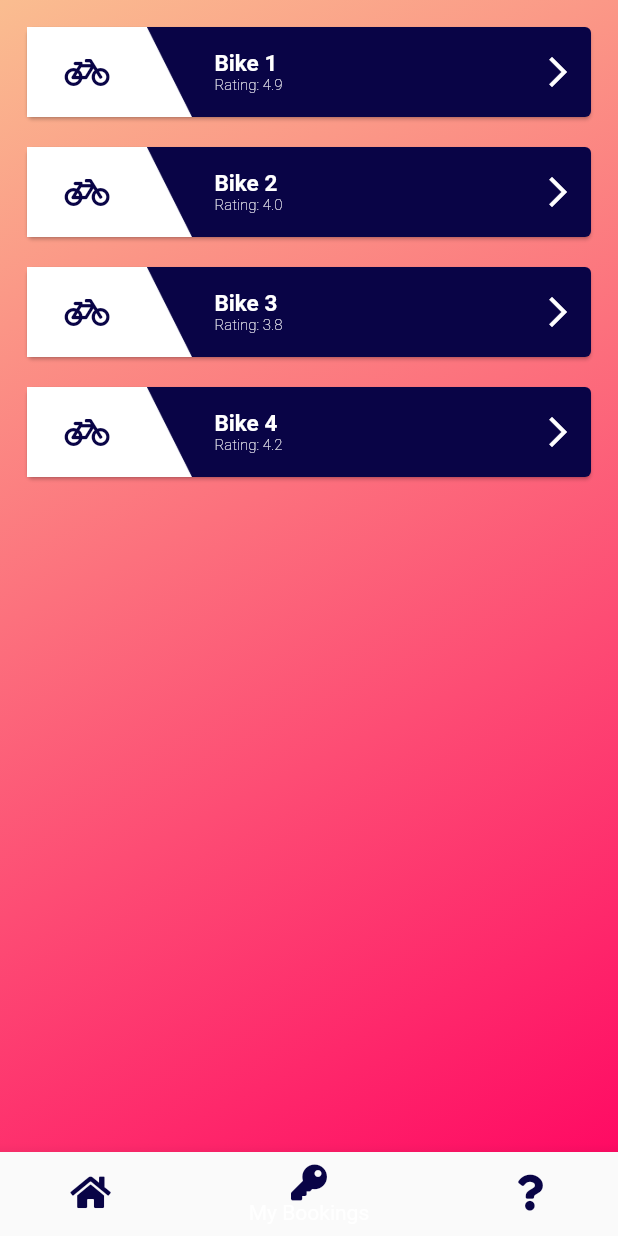
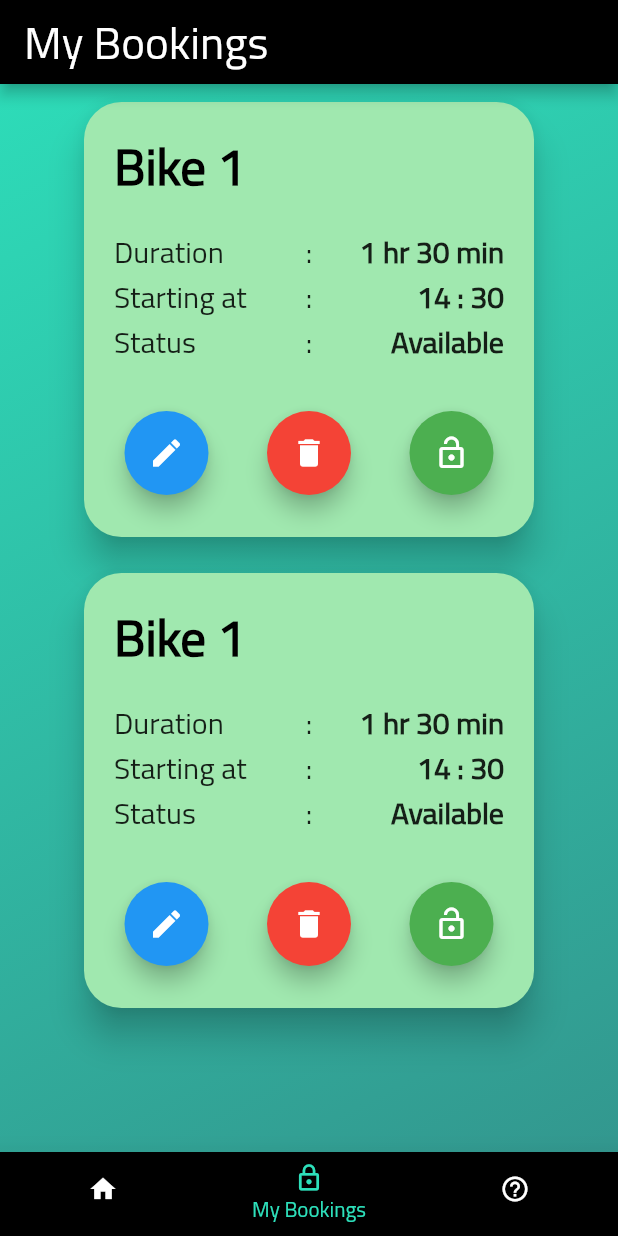
Before and after one commit to tharindu-nw/ev_project_app, a Flutter app: the screen it shows after launch, item 2 of the bottom bar chosen, on a phone screen of 412 x 824 dp. Run offline on Flutter 3.47's test engine with Material 2 defaults, Android fonts, the phone set to English and light mode, and no system bars; our stand-ins replace font_awesome_flutter.

Commit message:
Finished Home and Booking screens, implemented basic routing

```diff
--- a/lib/app.dart
+++ /dev/null
@@ -1,17 +0,0 @@
-import 'package:flutter/material.dart';
-import 'screens/login_screen.dart';
-import 'screens/home_screen.dart';
-
-class App extends StatelessWidget {
-  @override
-  Widget build(BuildContext context) {
-    return MaterialApp(
-      debugShowCheckedModeBanner: false,
-      theme: ThemeData(
-        fontFamily: "TitilliumWebReg",
-        textTheme: Theme.of(context).textTheme,
-      ),
-      home: HomeScreen(),
-    );
-  }
-}
--- /dev/null
+++ b/lib/routes.dart
@@ -0,0 +1,26 @@
+import 'package:flutter/material.dart';
+import 'screens/login_screen.dart';
+import 'screens/home_screen.dart';
+import 'screens/bookings_screen.dart';
+
+class Routes {
+  var routes = <String, WidgetBuilder>{
+    "/": (BuildContext context) => new HomeScreen(),
+    "/available": (BuildContext context) => new HomeScreen(),
+    "/bookings": (BuildContext context) => new BookingScreen(),
+    "/login": (BuildContext context) => new LoginScreen(),
+  };
+
+  Routes() {
+    runApp(
+      MaterialApp(
+        debugShowCheckedModeBanner: false,
+        theme: ThemeData(
+          fontFamily: "TitilliumWebReg",
+        ),
+        initialRoute: "/",
+        routes: routes,
+      ),
+    );
+  }
+}
--- /dev/null
+++ b/lib/screens/bookings_screen.dart
@@ -0,0 +1,230 @@
+import 'package:flutter/cupertino.dart';
+import 'package:flutter/material.dart';
+import 'package:ev_app/style/color_theme.dart' as CT;
+import 'package:ev_app/utils/mock_data.dart';
+import 'package:ev_app/widgets/navigation/navbar.dart';
+
+class BookingScreen extends StatefulWidget {
+  @override
+  _BookingScreenState createState() => _BookingScreenState();
+}
+
+class _BookingScreenState extends State<BookingScreen> {
+  var _cIndex = 1;
+
+  void _incrementTab(index) {
+    setState(() {
+      _cIndex = index;
+    });
+  }
+
+  @override
+  Widget build(BuildContext context) {
+    return Material(
+      child: Container(
+        width: MediaQuery.of(context).size.width,
+        height: MediaQuery.of(context).size.height,
+        decoration: BoxDecoration(
+          gradient: CT.ColorTheme.loginGradient,
+        ),
+        child: Scaffold(
+            backgroundColor: Colors.transparent,
+            appBar: _buildAppbar(),
+            body: Column(
+              children: <Widget>[
+                Expanded(
+                  child: _buildBookings(),
+                ),
+              ],
+            ),
+            bottomNavigationBar: Navbar(
+              currentIndex: 1,
+            )),
+      ),
+    );
+  }
+
+  Widget _buildBookings() {
+    return ListView.builder(
+        itemCount: mockData.bookings.length,
+        itemBuilder: (BuildContext context, int index) {
+          return Padding(
+            padding: const EdgeInsets.all(8.0),
+            child: Stack(
+              alignment: Alignment.topCenter,
+              overflow: Overflow.visible,
+              children: <Widget>[
+                Card(
+                  elevation: 10.0,
+                  color: CT.ColorTheme.cardBackground,
+                  shape: RoundedRectangleBorder(
+                    borderRadius: BorderRadius.circular(25.0),
+                  ),
+                  child: Container(
+                    width: 300,
+                    height: 290,
+                    child: Padding(
+                      padding: const EdgeInsets.symmetric(
+                          vertical: 16.0, horizontal: 20.0),
+                      child: Column(
+                        children: <Widget>[
+                          Align(
+                            alignment: Alignment.topLeft,
+                            child: Text(
+                              mockData.bookings[index][0],
+                              style: Theme.of(context).textTheme.display1.apply(
+                                    fontWeightDelta: 600,
+                                    color: Colors.black,
+                                  ),
+                              textAlign: TextAlign.left,
+                            ),
+                          ),
+                          Padding(
+                            padding:
+                                const EdgeInsets.only(top: 16.0, bottom: 16.0),
+                            child: Table(
+                              defaultColumnWidth: FlexColumnWidth(1.0),
+                              columnWidths: {1: FractionColumnWidth(0.2)},
+                              children: <TableRow>[
+                                TableRow(
+                                  children: <Widget>[
+                                    Text(
+                                      "Duration",
+                                      style: TextStyle(
+                                        fontSize: 20,
+                                      ),
+                                    ),
+                                    Text(
+                                      ":",
+                                      textAlign: TextAlign.center,
+                                      style: TextStyle(
+                                        fontSize: 20,
+                                      ),
+                                    ),
+                                    Text(
+                                      "1 hr 30 min",
+                                      textAlign: TextAlign.right,
+                                      style: TextStyle(
+                                        fontSize: 20,
+                                        fontWeight: FontWeight.bold,
+                                      ),
+                                    ),
+                                  ],
+                                ),
+                                TableRow(
+                                  children: <Widget>[
+                                    Text(
+                                      "Starting at",
+                                      style: TextStyle(
+                                        fontSize: 20,
+                                      ),
+                                    ),
+                                    Text(
+                                      ":",
+                                      textAlign: TextAlign.center,
+                                      style: TextStyle(
+                                        fontSize: 20,
+                                      ),
+                                    ),
+                                    Text(
+                                      "14 : 30",
+                                      textAlign: TextAlign.right,
+                                      style: TextStyle(
+                                        fontSize: 20,
+                                        fontWeight: FontWeight.bold,
+                                      ),
+                                    ),
+                                  ],
+                                ),
+                                TableRow(
+                                  children: <Widget>[
+                                    Text(
+                                      "Status",
+                                      style: TextStyle(
+                                        fontSize: 20,
+                                      ),
+                                    ),
+                                    Text(
+                                      ":",
+                                      textAlign: TextAlign.center,
+                                      style: TextStyle(
+                                        fontSize: 20,
+                                      ),
+                                    ),
+                                    Text(
+                                      "Available",
+                                      textAlign: TextAlign.right,
+                                      style: TextStyle(
+                                        fontSize: 20,
+                                        fontWeight: FontWeight.bold,
+                                      ),
+                                    ),
+                                  ],
+                                ),
+                              ],
+                            ),
+                          ),
+                        ],
+                      ),
+                    ),
+                  ),
+                ),
+                Column(
+                  children: <Widget>[
+                    Row(
+                      mainAxisAlignment: MainAxisAlignment.spaceBetween,
+                      // mainAxisSize: MainAxisSize.min,
+                      children: <Widget>[
+                        Container(
+                          margin: EdgeInsets.only(top: 210.0, left: 75.0),
+                          child: FloatingActionButton(
+                            heroTag: "Edit${index}",
+                            child: Icon(Icons.edit),
+                            backgroundColor: Colors.blue,
+                            onPressed: _onPressed(),
+                          ),
+                        ),
+                        Container(
+                          margin: EdgeInsets.only(top: 210.0),
+                          child: FloatingActionButton(
+                            heroTag: "Delete${index}",
+                            child: Icon(Icons.delete),
+                            backgroundColor: Colors.red,
+                            onPressed: _onPressed(),
+                          ),
+                        ),
+                        Container(
+                          margin: EdgeInsets.only(top: 210.0, right: 75.0),
+                          child: FloatingActionButton(
+                            heroTag: "Unlock${index}",
+                            child: Icon(Icons.lock_open),
+                            backgroundColor: Colors.green,
+                            onPressed: _onPressed(),
+                          ),
+                        ),
+                      ],
+                    ),
+                  ],
+                ),
+              ],
+            ),
+          );
+        });
+  }
+
+  Widget _buildAppbar() {
+    return AppBar(
+      backgroundColor: Colors.black,
+      title: Text(
+        "My Bookings",
+        style: TextStyle(
+          color: Colors.white,
+          fontWeight: FontWeight.w300,
+          fontSize: 30.0,
+        ),
+      ),
+    );
+  }
+
+  _onPressed() {}
+}
--- a/lib/screens/home_screen.dart
+++ b/lib/screens/home_screen.dart
@@ -1,13 +1,11 @@
+import 'package:flutter/cupertino.dart';
 import 'package:flutter/material.dart';
 import 'package:ev_app/style/color_theme.dart' as CT;
 import 'package:font_awesome_flutter/font_awesome_flutter.dart';
 import 'package:flutter/services.dart';
-import 'package:ev_app/components/cards/easyBadgeCard.dart';
+import 'package:ev_app/widgets/cards/easyBadgeCard.dart';
 import 'package:ev_app/utils/mock_data.dart';
-
-final _padding = EdgeInsets.only(top: 20.0);
-final _bigPadding = EdgeInsets.fromLTRB(0.0, 60.0, 0.0, 0.0);
-final _themeColor = Color(0xFF090446);
+import 'package:ev_app/widgets/navigation/navbar.dart';
 
 class HomeScreen extends StatefulWidget {
   _HomeScreenState createState() => new _HomeScreenState();
@@ -15,12 +13,6 @@ class HomeScreen extends StatefulWidget {
 
 class _HomeScreenState extends State<HomeScreen> {
   var _cIndex = 0;
-
-  void _incrementTab(index) {
-    setState(() {
-      _cIndex = index;
-    });
-  }
 
   @override
   void initState() {
@@ -36,102 +28,58 @@ class _HomeScreenState extends State<HomeScreen> {
   Widget build(BuildContext context) {
     return Material(
       child: Scaffold(
+          appBar: _buildAppbar(),
           body: NotificationListener<OverscrollIndicatorNotification>(
             onNotification: (overscroll) {
               overscroll.disallowGlow();
             },
-          child: SingleChildScrollView(
             child: Container(
-              child: Column(
-                crossAxisAlignment: CrossAxisAlignment.center,
-                mainAxisSize: MainAxisSize.max,
-                // mainAxisAlignment: MainAxisAlignment.end,
-                children: <Widget>[
-                  _buildCycleList(),
-                ],
+              width: MediaQuery.of(context).size.width,
+              height: MediaQuery.of(context).size.height,
+              decoration: BoxDecoration(
+                gradient: CT.ColorTheme.loginGradient,
               ),
-              //  color: Colors.white,
+              child: _buildCycleList(),
             ),
           ),
+          bottomNavigationBar: Navbar(
+            currentIndex: 0,
+          )),
+    );
+  }
+
+  Widget _buildAppbar() {
+    return AppBar(
+      backgroundColor: Colors.black,
+      title: Text(
+        "Available Bikes",
+        style: TextStyle(
+          color: Colors.white,
+          fontWeight: FontWeight.w300,
+          fontSize: 30.0,
         ),
-        bottomNavigationBar: _buildNavBar(),
       ),
     );
   }
 
-  Widget _buildNavBar() {
-    return BottomNavigationBar(
-      currentIndex: _cIndex,
-      type: BottomNavigationBarType.shifting,
-      items: [
-        BottomNavigationBarItem(
-          icon: Icon(
-            FontAwesomeIcons.home,
-            color: _themeColor,
-          ),
-          title: Text(
-            "Available",
-            style: TextStyle(
-              color: _themeColor,
-            ),
-          ),
-        ),
-        BottomNavigationBarItem(
-          icon: Icon(
-            FontAwesomeIcons.key,
-            color: _themeColor,
-          ),
-          title: Text(
-            "My Bookings",
-            style: TextStyle(
-              color: _themeColor,
-            ),
-          ),
-        ),
-        BottomNavigationBarItem(
-          icon: Icon(
-            FontAwesomeIcons.question,
-            color: _themeColor,
-          ),
-          title: Text(
-            "Help",
-            style: TextStyle(
-              color: _themeColor,
-            ),
-          ),
-        ),
-      ],
-      onTap: (index) {
-        _incrementTab(index);
-      },
-    );
-  }
-
   Widget _buildCycleList() {
-    return Container(
-      width: MediaQuery.of(context).size.width,
-      height: MediaQuery.of(context).size.height,
-      decoration: BoxDecoration(
-        gradient: CT.ColorTheme.homeGradient,
-      ),
-      child: ListView.builder(
+    return ListView.builder(
       padding: const EdgeInsets.all(8.0),
       itemCount: mockData.bikes.length,
       itemBuilder: (BuildContext context, int index) {
         return EasyBadgeCard(
           leftBadge: Colors.white,
           prefixIcon: FontAwesomeIcons.bicycle,
-            prefixIconColor: _themeColor,
-            backgroundColor: _themeColor,
+          prefixIconColor: Color(0xFF160F29),
+          backgroundColor: CT.ColorTheme.cardBackground,
           title: mockData.bikes[index][0],
           description: 'Rating: ${mockData.bikes[index][1]}',
-            titleColor: Colors.white,
-            descriptionColor: Colors.white,
+          titleColor: Color(0xFF160F29),
+          descriptionColor: Color(0xFF160F29),
           suffixIcon: Icons.arrow_forward_ios,
-            suffixIconColor: Colors.white,
+          suffixIconColor: Color(0xFF160F29),
         );
       },
-      ),
     );
   }
 }
--- a/lib/style/color_theme.dart
+++ b/lib/style/color_theme.dart
@@ -3,8 +3,13 @@ import 'package:flutter/material.dart';
 class ColorTheme {
   static const Color loginGradientStart = const Color(0xFF2DE0BB);
   static const Color loginGradientEnd = const Color(0xFF33938C);
-  static const Color homeGradientStart = const Color(0xFFFABD90);
-  static const Color homeGradientEnd = const Color(0xFFFF0061);
+  static const Color homeGradientStart = const Color(0xFFFFD346);
+  static const Color homeGradientEnd = const Color(0xFFFF944C);
+  static const Color bookingGradientEnd = const Color(0xFF589CFF);
+  static const Color bookingGradientStart = const Color(0xFF5966FF);
+  static const Color themeColor = const Color(0xFF090446);
+  static const Color barColor = const Color(0xFF011627);
+  static const Color cardBackground = const Color(0xFFA0E8AF);
 
   static const loginGradient = LinearGradient(
     colors: [
@@ -27,4 +32,14 @@ class ColorTheme {
     end: Alignment.bottomRight,
     tileMode: TileMode.clamp,
   );
+  static const bookingGradient = LinearGradient(
+    colors: [
+      bookingGradientEnd,
+      bookingGradientStart,
+    ],
+    stops: [0.0, 1.0],
+    begin: Alignment.topLeft,
+    end: Alignment.bottomRight,
+    tileMode: TileMode.clamp,
+  );
 }
--- a/lib/utils/mock_data.dart
+++ b/lib/utils/mock_data.dart
@@ -5,4 +5,23 @@ class mockData {
     ["Bike 3", "3.8"],
     ["Bike 4", "4.2"],
   ];
+
+  static const bookings = [
+    [
+      "Bike 1",
+      "01:00:00",
+      "30-06-2019",
+      "14:30:00",
+      "78",
+      "AVAILABLE",
+    ],
+    [
+      "Bike 1",
+      "01:00:00",
+      "30-06-2019",
+      "14:30:00",
+      "78",
+      "AVAILABLE",
+    ]
+  ];
 }
--- a/lib/components/cards/easyBadgeCard.dart
+++ b/lib/widgets/cards/easyBadgeCard.dart
@@ -1,4 +1,5 @@
 import 'package:flutter/material.dart';
+import 'package:ev_app/style/color_theme.dart' as CT;
 
 class EasyBadgeCard extends StatelessWidget {
   final Function onTap;
@@ -36,13 +37,22 @@ class EasyBadgeCard extends StatelessWidget {
       child: InkWell(
         onTap: this.onTap,
         child: Card(
+          elevation: 10.0,
+          shape: RoundedRectangleBorder(
+            borderRadius: BorderRadius.circular(15.0),
+          ),
           color: (this.backgroundColor != null)
               ? this.backgroundColor
               : Colors.white,
           margin: const EdgeInsets.all(10.0),
           child: Row(
             children: <Widget>[
-              (this.leftBadge != null)
+              ClipRRect(
+                borderRadius: BorderRadius.only(
+                  topLeft: Radius.circular(15.0),
+                  bottomLeft: Radius.circular(15.0),
+                ),
+                child: (this.leftBadge != null)
                     ? Container(
                         width: (this.backgroundColor != null) ? 80.0 : 100.0,
                         height: 60.0,
@@ -70,6 +80,7 @@ class EasyBadgeCard extends StatelessWidget {
                         ),
                       )
                     : Container(),
+              ),
               (this.backgroundColor != null && leftBadge != null)
                   ? Image.asset(
                       "assets/img/triangle_inv_left.png",
@@ -91,8 +102,8 @@ class EasyBadgeCard extends StatelessWidget {
                                     color: (this.titleColor != null)
                                         ? this.titleColor
                                         : Colors.black,
-                                    fontWeight: FontWeight.bold,
-                                    fontSize: 15.0),
+                                    //fontWeight: FontWeight.bold,
+                                    fontSize: 20.0),
                               ),
                             )
                           : Container(),
@@ -101,8 +112,8 @@ class EasyBadgeCard extends StatelessWidget {
                               child: Text(
                                 this.description,
                                 style: TextStyle(
-                                    fontWeight: FontWeight.w100,
-                                    fontSize: 10.0,
+                                    fontWeight: FontWeight.w300,
+                                    fontSize: 12.0,
                                     color: (this.descriptionColor != null)
                                         ? this.descriptionColor
                                         : Colors.grey),
@@ -115,7 +126,7 @@ class EasyBadgeCard extends StatelessWidget {
               ),
               (this.suffixIcon != null && this.rightBadge == null)
                   ? Container(
-                      margin: const EdgeInsets.only(right: 10.0),
+                      margin: const EdgeInsets.only(right: 20.0),
                       child: Icon(
                         this.suffixIcon,
                         color: (this.suffixIconColor != null)
--- /dev/null
+++ b/lib/widgets/navigation/navbar.dart
@@ -0,0 +1,67 @@
+import 'package:flutter/material.dart';
+import 'package:ev_app/style/color_theme.dart' as CT;
+
+class Navbar extends StatelessWidget {
+  final int currentIndex;
+
+  Navbar({@required this.currentIndex}) : assert(currentIndex != null);
+
+  @override
+  Widget build(BuildContext context) {
+    return BottomNavigationBar(
+      currentIndex: currentIndex,
+      iconSize: 20.0,
+      elevation: 16,
+      showUnselectedLabels: false,
+      backgroundColor: Colors.black,
+      unselectedItemColor: Colors.white,
+      selectedItemColor: CT.ColorTheme.loginGradientStart,
+      type: BottomNavigationBarType.fixed,
+      items: [
+        BottomNavigationBarItem(
+          icon: Icon(
+            Icons.home,
+          ),
+          title: Text(
+            "Available",
+            style: TextStyle(),
+          ),
+        ),
+        BottomNavigationBarItem(
+          icon: Icon(
+            Icons.lock_outline,
+          ),
+          title: Text(
+            "My Bookings",
+            style: TextStyle(),
+          ),
+        ),
+        BottomNavigationBarItem(
+          icon: Icon(
+            Icons.help_outline,
+          ),
+          title: Text(
+            "Help",
+            style: TextStyle(),
+          ),
+        ),
+      ],
+      onTap: (index) {
+        switch (index) {
+          case 0:
+            {
+              Navigator.pushNamedAndRemoveUntil(
+                  context, "/", (Route<dynamic> route) => false);
+            }
+            break;
+          case 1:
+            {
+              Navigator.pushNamedAndRemoveUntil(
+                  context, "/bookings", (Route<dynamic> route) => false);
+            }
+            break;
+        }
+      },
+    );
+  }
+}
--- a/pubspec.yaml
+++ b/pubspec.yaml
@@ -17,6 +17,7 @@ environment:
   sdk: ">=2.1.0 <3.0.0"
 
 dependencies:
+  gradient_app_bar: ^0.0.1
   flutter:
     sdk: flutter
 
```
Also changed, not shown: lib/components/navigation_bar.dart (deleted, +0 -168 lines), lib/components/navigation_bar_item.dart (deleted, +0 -13 lines), lib/main.dart (+4 -3 lines), lib/screens/login_screen.dart (+7 -25 lines), lib/widgets/cards/circleBadgeCard.dart (renamed from lib/components/cards/circleBadgeCard.dart), lib/widgets/cards/easyCard.dart (renamed from lib/components/cards/easyCard.dart), lib/widgets/cards/easyMultipleCard.dart (renamed from lib/components/cards/easyMultipleCard.dart), pubspec.lock, 1 other file. Lines whose indentation alone changed are shown as unchanged.
